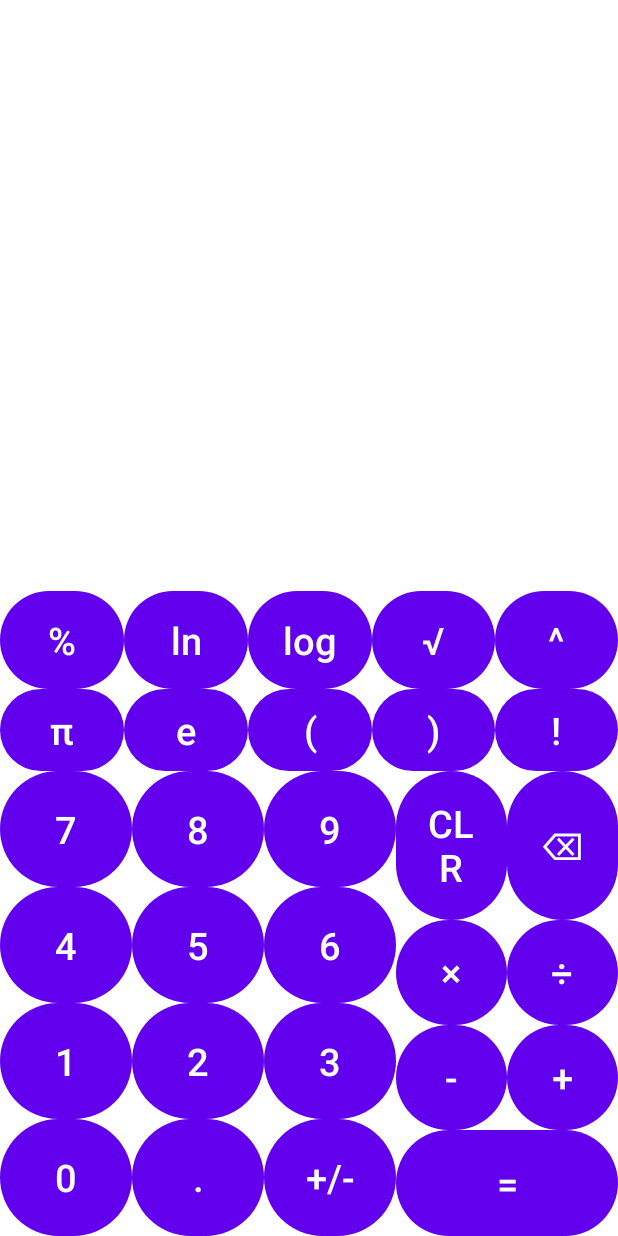
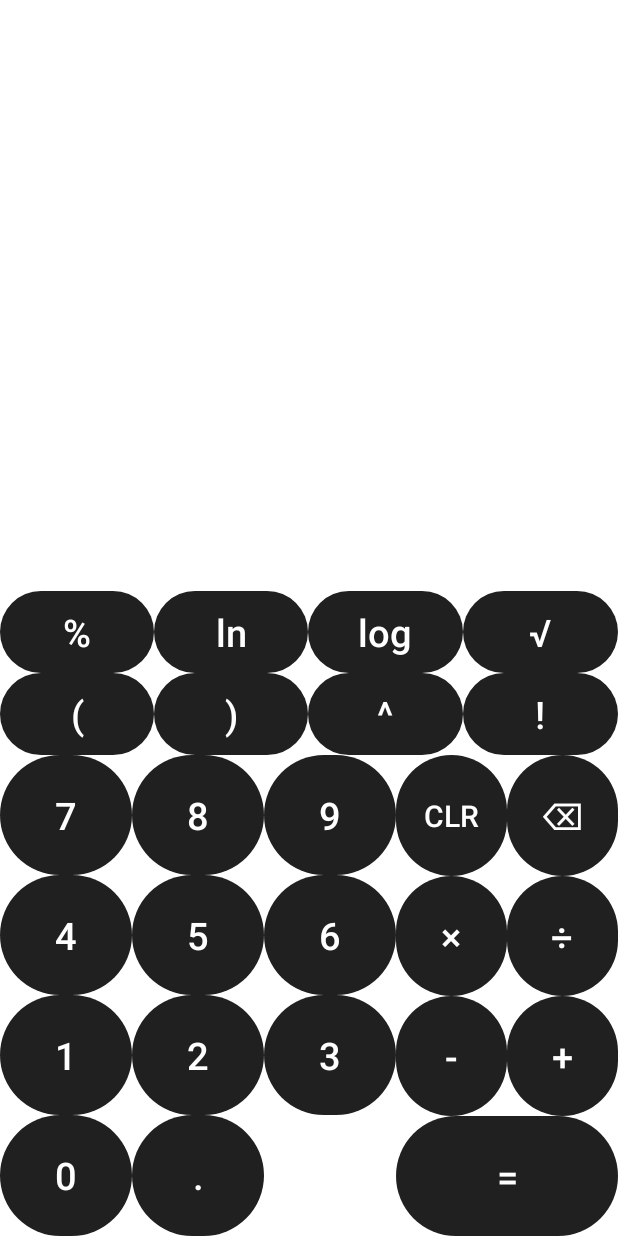
Before and after one commit to SEG-Group-3/Calculator, an Android app: the screen it shows after launch (MainActivity), on a phone screen of 412 x 824 dp. Run offline under Robolectric (Android 15) with nearby library versions, the phone set to English and light mode, and no system bars.

Commit message:
changed primary colour to black. Updated UI for portrait and landscape mode. Removed +/- button in portrait and landscape. general touch-ups to UI.

```diff
--- a/app/src/main/java/com/segg3/calculator/MainActivity.java
+++ b/app/src/main/java/com/segg3/calculator/MainActivity.java
@@ -86,9 +86,9 @@ public class MainActivity extends AppCompatActivity {
             case R.id.periodBtn:
                 calculator.addDigit('.');
                 break;
-            case R.id.sinBtn:
-            case R.id.cosBtn:
-            case R.id.tanBtn:
+            //case R.id.sinBtn:
+            //case R.id.cosBtn:
+            //case R.id.tanBtn:
             case R.id.lnBtn:
             case R.id.logBtn:
                 btnText = (String) ((Button)findViewById(v.getId())).getText();
--- a/app/src/main/res/layout-land/activity_main.xml
+++ b/app/src/main/res/layout-land/activity_main.xml
@@ -56,7 +56,7 @@
             android:layout_width="140dp"
             android:layout_height="match_parent"
             android:layout_alignParentEnd="true"
-            android:background="#223EA3">
+            android:background="#FFFFFF">
 
             <TableRow
                 android:layout_width="match_parent"
@@ -72,7 +72,8 @@
                     android:background="@drawable/circle"
                     android:onClick="onButtonClick"
                     android:text="@string/clear"
-                    android:textSize="25sp" />
+
+                    android:textSize="20sp" />
 
                 <Button
 
@@ -172,7 +173,7 @@
             android:layout_width="wrap_content"
             android:layout_height="match_parent"
             android:layout_marginTop="0dp"
-            android:background="#7CB53F">
+            android:background="#FFFFFF">
 
             <TableRow
                 android:layout_width="match_parent"
@@ -186,8 +187,11 @@
                     android:layout_width="wrap_content"
                     android:layout_height="match_parent"
                     android:layout_weight="1"
+                    android:textSize="25sp"
+                    android:background="@drawable/circle"
+
                     android:onClick="onButtonClick"
-                    android:text="7" />
+                    android:text="@string/seven" />
 
                 <Button
 
@@ -196,8 +200,11 @@
                     android:layout_width="wrap_content"
                     android:layout_height="match_parent"
                     android:layout_weight="1"
+                    android:textSize="25sp"
+                    android:background="@drawable/circle"
+
                     android:onClick="onButtonClick"
-                    android:text="8" />
+                    android:text="@string/eight" />
 
                 <Button
 
@@ -206,8 +213,10 @@
                     android:layout_width="wrap_content"
                     android:layout_height="match_parent"
                     android:layout_weight="1"
+                    android:textSize="25sp"
+                    android:background="@drawable/circle"
                     android:onClick="onButtonClick"
-                    android:text="9" />
+                    android:text="@string/nine" />
 
             </TableRow>
 
@@ -224,7 +233,10 @@
                     android:layout_height="match_parent"
                     android:layout_weight="1"
                     android:onClick="onButtonClick"
-                    android:text="4" />
+                    android:background="@drawable/circle"
+
+                    android:textSize="25sp"
+                    android:text="@string/four" />
 
                 <Button
 
@@ -234,7 +246,10 @@
                     android:layout_height="match_parent"
                     android:layout_weight="1"
                     android:onClick="onButtonClick"
-                    android:text="5" />
+                    android:background="@drawable/circle"
+
+                    android:textSize="25sp"
+                    android:text="@string/five" />
 
                 <Button
 
@@ -243,8 +258,11 @@
                     android:layout_width="wrap_content"
                     android:layout_height="match_parent"
                     android:layout_weight="1"
+                    android:textSize="25sp"
+                    android:background="@drawable/circle"
+
                     android:onClick="onButtonClick"
-                    android:text="6" />
+                    android:text="@string/six" />
             </TableRow>
 
             <TableRow
@@ -259,8 +277,11 @@
                     android:layout_width="wrap_content"
                     android:layout_height="match_parent"
                     android:layout_weight="1"
+                    android:textSize="25sp"
+                    android:background="@drawable/circle"
+
                     android:onClick="onButtonClick"
-                    android:text="1" />
+                    android:text="@string/one" />
 
                 <Button
 
@@ -269,8 +290,11 @@
                     android:layout_width="wrap_content"
                     android:layout_height="match_parent"
                     android:layout_weight="1"
+                    android:background="@drawable/circle"
+
+                    android:textSize="25sp"
                     android:onClick="onButtonClick"
-                    android:text="2" />
+                    android:text="@string/two" />
 
                 <Button
 
@@ -279,8 +303,11 @@
                     android:layout_width="wrap_content"
                     android:layout_height="match_parent"
                     android:layout_weight="1"
+                    android:background="@drawable/circle"
                     android:onClick="onButtonClick"
-                    android:text="3" />
+
+                    android:text="@string/three"
+                    android:textSize="25sp" />
 
             </TableRow>
 
@@ -296,8 +323,11 @@
                     android:layout_width="match_parent"
                     android:layout_height="match_parent"
                     android:layout_weight="1"
+                    android:textSize="25sp"
+                    android:background="@drawable/circle"
+
                     android:onClick="onButtonClick"
-                    android:text="0" />
+                    android:text="@string/zero" />
 
                 <Button
 
@@ -306,13 +336,22 @@
                     android:layout_width="match_parent"
                     android:layout_height="match_parent"
                     android:layout_weight="1"
+                    android:textSize="25sp"
+
+                    android:background="@drawable/circle"
+
                     android:onClick="onButtonClick"
-                    android:text="." />
+                    android:text="@string/decimal" />
 
                 <Space
+                    android:layout_width="wrap_content"
                     android:layout_height="fill_parent"
-                    android:layout_weight="1"
-                    android:layout_width="match_parent" />
+                    android:layout_weight="1" />
+
+                <!--                <Space-->
+<!--                    android:layout_height="fill_parent"-->
+<!--                    android:layout_weight="1"-->
+<!--                    android:layout_width="match_parent" />-->
 
             </TableRow>
         </TableLayout>
@@ -323,67 +362,12 @@
             android:layout_height="match_parent"
             android:layout_toStartOf="@id/calculation_tab"
             android:layout_toEndOf="@id/numpad"
-            android:background="#AA3E3E">
+            android:background="#FFFFFF">
 
-            <TableRow
-                android:layout_width="match_parent"
-                android:layout_height="match_parent"
-                android:layout_weight="1">
-
-                <Button
-
-                    android:id="@+id/invBtn"
-                    style="@style/Widget.AppCompat.Button.Borderless"
-                    android:layout_width="wrap_content"
-                    android:layout_height="match_parent"
-                    android:layout_weight="1"
-                    android:text="INV"
-                    android:textAllCaps="false" />
-
-                <Button
-
-                    android:id="@+id/angBtn"
-                    style="@style/Widget.AppCompat.Button.Borderless"
-                    android:layout_width="wrap_content"
-                    android:layout_height="match_parent"
-                    android:layout_weight="1"
-                    android:text="RAD"
-                    android:textAllCaps="false" />
-
-                <Button
-
-                    android:id="@+id/sinBtn"
-                    style="@style/Widget.AppCompat.Button.Borderless"
-                    android:layout_width="match_parent"
-                    android:layout_height="match_parent"
-                    android:layout_weight="1"
-                    android:onClick="onButtonClick"
-                    android:text="sin"
-                    android:textAllCaps="false" />
-
-                <Button
-
-                    android:id="@+id/cosBtn"
-                    style="@style/Widget.AppCompat.Button.Borderless"
-                    android:layout_width="wrap_content"
-                    android:layout_height="match_parent"
-                    android:layout_weight="1"
-                    android:onClick="onButtonClick"
-                    android:text="cos"
-                    android:textAllCaps="false" />
-
-                <Button
-
-                    android:id="@+id/tanBtn"
-                    style="@style/Widget.AppCompat.Button.Borderless"
-                    android:layout_width="wrap_content"
-                    android:layout_height="match_parent"
-                    android:layout_weight="1"
-                    android:onClick="onButtonClick"
-                    android:text="tan"
-                    android:textAllCaps="false" />
-
-            </TableRow>
+<!--            <TableRow-->
+<!--                android:layout_width="match_parent"-->
+<!--                android:layout_height="match_parent"-->
+<!--                android:layout_weight="1"/>-->
 
             <TableRow
                 android:layout_width="match_parent"
@@ -397,8 +381,11 @@
                     android:layout_width="wrap_content"
                     android:layout_height="match_parent"
                     android:layout_weight="1"
+                    android:textSize="25sp"
+                    android:background="@drawable/circle"
+
                     android:onClick="onButtonClick"
-                    android:text="%" />
+                    android:text="@string/modulo" />
 
                 <Button
 
@@ -407,8 +394,11 @@
                     android:layout_width="wrap_content"
                     android:layout_height="match_parent"
                     android:layout_weight="1"
+                    android:textSize="25sp"
                     android:onClick="onButtonClick"
-                    android:text="ln"
+                    android:background="@drawable/circle"
+
+                    android:text="@string/ln"
                     android:textAllCaps="false" />
 
                 <Button
@@ -419,8 +409,11 @@
                     android:layout_height="match_parent"
                     android:layout_weight="1"
                     android:onClick="onButtonClick"
-                    android:text="log"
-                    android:textAllCaps="false" />
+                    android:text="@string/log"
+                    android:textAllCaps="false"
+                    android:background="@drawable/circle"
+
+                    android:textSize="25sp" />
 
                 <Button
 
@@ -429,18 +422,13 @@
                     android:layout_width="wrap_content"
                     android:layout_height="match_parent"
                     android:layout_weight="1"
+                    android:textSize="25sp"
+                    android:background="@drawable/circle"
+
                     android:onClick="onButtonClick"
-                    android:text="√" />
+                    android:text="@string/squareRoot" />
 
-                <Button
 
-                    android:id="@+id/powBtn"
-                    style="@style/Widget.AppCompat.Button.Borderless"
-                    android:layout_width="wrap_content"
-                    android:layout_height="match_parent"
-                    android:layout_weight="1"
-                    android:onClick="onButtonClick"
-                    android:text="^" />
             </TableRow>
 
             <TableRow
@@ -450,33 +438,16 @@
 
                 <Button
 
-                    android:id="@+id/piBtn"
-                    style="@style/Widget.AppCompat.Button.Borderless"
-                    android:layout_width="wrap_content"
-                    android:layout_height="match_parent"
-                    android:layout_weight="1"
-                    android:text="π"
-                    android:textAllCaps="false" />
-
-                <Button
-
-                    android:id="@+id/eBtn"
-                    style="@style/Widget.AppCompat.Button.Borderless"
-                    android:layout_width="wrap_content"
-                    android:layout_height="match_parent"
-                    android:layout_weight="1"
-                    android:text="e"
-                    android:textAllCaps="false" />
-
-                <Button
-
                     android:id="@+id/openBtn"
                     style="@style/Widget.AppCompat.Button.Borderless"
                     android:layout_width="wrap_content"
                     android:layout_height="match_parent"
                     android:layout_weight="1"
+                    android:textSize="25sp"
+                    android:background="@drawable/circle"
+
                     android:onClick="onButtonClick"
-                    android:text="(" />
+                    android:text="@string/bracketLeft" />
 
                 <Button
 
@@ -485,8 +456,24 @@
                     android:layout_width="wrap_content"
                     android:layout_height="match_parent"
                     android:layout_weight="1"
+                    android:textSize="25sp"
+                    android:background="@drawable/circle"
+
                     android:onClick="onButtonClick"
-                    android:text=")" />
+                    android:text="@string/bracketRight" />
+
+                <Button
+
+                    android:id="@+id/powBtn"
+                    style="@style/Widget.AppCompat.Button.Borderless"
+                    android:layout_width="wrap_content"
+                    android:layout_height="match_parent"
+                    android:layout_weight="1"
+                    android:background="@drawable/circle"
+
+                    android:textSize="25sp"
+                    android:onClick="onButtonClick"
+                    android:text="@string/exponent" />
 
                 <Button
 
@@ -495,8 +482,10 @@
                     android:layout_width="wrap_content"
                     android:layout_height="match_parent"
                     android:layout_weight="1"
+                    android:background="@drawable/circle"
+                    android:textSize="25sp"
                     android:onClick="onButtonClick"
-                    android:text="!" />
+                    android:text="@string/negation" />
 
             </TableRow>
 
--- a/app/src/main/res/layout/activity_main.xml
+++ b/app/src/main/res/layout/activity_main.xml
@@ -76,7 +76,7 @@
                     android:background="@drawable/circle"
                     android:onClick="onButtonClick"
                     android:text="@string/clear"
-                    android:textSize="25sp" />
+                    android:textSize="20sp" />
 
 
                 <Button
@@ -160,10 +160,7 @@
                     android:onClick="onButtonClick"
                     android:text="@string/add"
                     android:textSize="25sp" />
-                <!--                <Space-->
-                <!--                    android:layout_width="wrap_content"-->
-                <!--                    android:layout_height="fill_parent"-->
-                <!--                    android:layout_weight="1" />-->
+
             </TableRow>
 
             <TableRow
@@ -375,16 +372,10 @@
                     android:onClick="onButtonClick"
                     android:text="@string/decimal" />
 
-                <Button
-                    android:id="@+id/button"
-                    style="@style/Widget.AppCompat.Button.Borderless"
+                <Space
                     android:layout_width="wrap_content"
-                    android:layout_height="match_parent"
-                    android:layout_weight="1"
-                    android:textSize="25sp"
-                    android:background="@drawable/circle"
-
-                    android:text="@string/plusMinus" />
+                    android:layout_height="fill_parent"
+                    android:layout_weight="1" />
 
             </TableRow>
         </TableLayout>
@@ -413,6 +404,7 @@
                     android:layout_height="match_parent"
                     android:layout_weight="1"
                     android:textSize="25sp"
+
                     android:background="@drawable/circle"
 
                     android:onClick="onButtonClick"
@@ -437,7 +429,7 @@
                     android:id="@+id/logBtn"
                     style="@style/Widget.AppCompat.Button.Borderless"
                     android:layout_width="wrap_content"
-                    android:layout_height="65dp"
+                    android:layout_height="match_parent"
                     android:layout_weight="1"
                     android:onClick="onButtonClick"
                     android:text="@string/log"
@@ -459,52 +451,13 @@
                     android:onClick="onButtonClick"
                     android:text="@string/squareRoot" />
 
-                <Button
 
-                    android:id="@+id/powBtn"
-                    style="@style/Widget.AppCompat.Button.Borderless"
-                    android:layout_width="wrap_content"
-                    android:layout_height="match_parent"
-                    android:layout_weight="1"
-                    android:background="@drawable/circle"
-
-                    android:textSize="25sp"
-                    android:onClick="onButtonClick"
-                    android:text="@string/exponent" />
             </TableRow>
 
             <TableRow
                 android:layout_width="fill_parent"
                 android:layout_height="fill_parent"
                 android:layout_weight="1">
-
-                <Button
-
-                    android:id="@+id/piBtn"
-                    style="@style/Widget.AppCompat.Button.Borderless"
-                    android:layout_width="wrap_content"
-                    android:layout_height="match_parent"
-                    android:layout_weight="1"
-                    android:textSize="25sp"
-                    android:onClick="onButtonClick"
-                    android:background="@drawable/circle"
-
-                    android:text="@string/pi"
-                    android:textAllCaps="false" />
-
-                <Button
-
-                    android:id="@+id/eBtn"
-                    style="@style/Widget.AppCompat.Button.Borderless"
-                    android:layout_width="wrap_content"
-                    android:layout_height="match_parent"
-                    android:layout_weight="1"
-                    android:textSize="25sp"
-                    android:onClick="onButtonClick"
-                    android:background="@drawable/circle"
-
-                    android:text="@string/euler"
-                    android:textAllCaps="false" />
 
                 <Button
 
@@ -519,6 +472,7 @@
                     android:onClick="onButtonClick"
                     android:text="@string/bracketLeft" />
 
+
                 <Button
 
                     android:id="@+id/closeBtn"
@@ -531,6 +485,19 @@
 
                     android:onClick="onButtonClick"
                     android:text="@string/bracketRight" />
+
+                <Button
+
+                    android:id="@+id/powBtn"
+                    style="@style/Widget.AppCompat.Button.Borderless"
+                    android:layout_width="wrap_content"
+                    android:layout_height="match_parent"
+                    android:layout_weight="1"
+                    android:background="@drawable/circle"
+
+                    android:textSize="25sp"
+                    android:onClick="onButtonClick"
+                    android:text="@string/exponent" />
 
                 <Button
 
--- a/app/src/main/res/values/themes.xml
+++ b/app/src/main/res/values/themes.xml
@@ -2,7 +2,7 @@
     <!-- Base application theme. -->
     <style name="Theme.Calculator" parent="Theme.MaterialComponents.DayNight.NoActionBar">
         <!-- Primary brand color. -->
-        <item name="colorPrimary">@color/purple_500</item>
+        <item name="colorPrimary">@color/darkGrey</item>
         <item name="colorPrimaryVariant">@color/purple_700</item>
         <item name="colorOnPrimary">@color/white</item>
         <!-- Secondary brand color. -->
```
